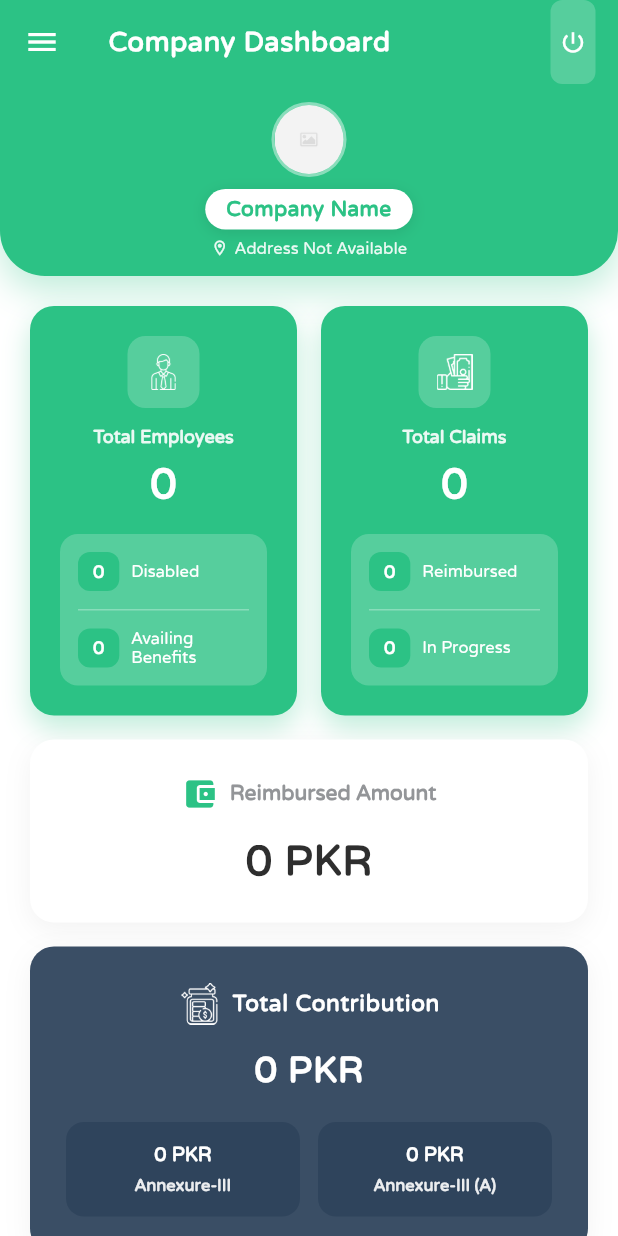
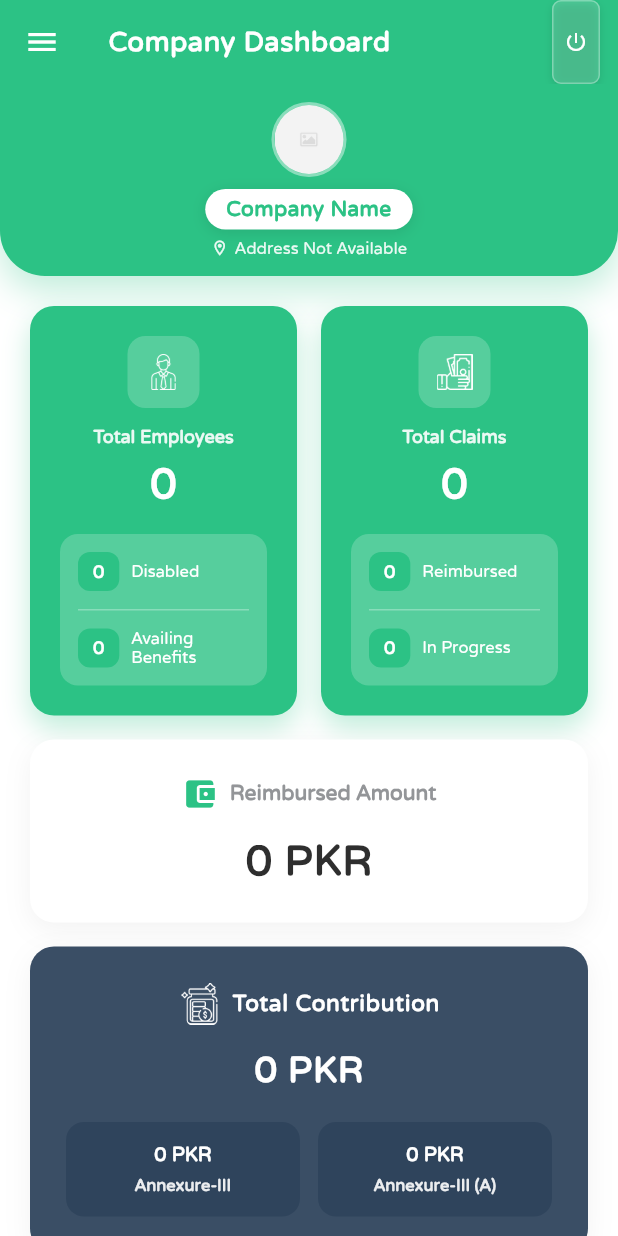
Before and after one commit to attaatariq/mis_ww_fund_apps, a Flutter app: the EmployerHome screen opened directly, on a phone screen of 412 x 824 dp. Run offline on Flutter 3.47's test engine with Material 2 defaults, Android fonts, the phone set to English and light mode, and no system bars; our stand-ins replace connectivity, date_format, device_info, email_validator, file_picker, firebase_core and 11 more; missing offline and left inert: dart:ffi, gson, new_version, simple_fontellico_progress_dialog; accounts and stored records are empty; network calls fail.

Commit message:
Commit 11-11-2025

```diff
--- a/lib/screens/home/EmployerHomeData/employer_home.dart
+++ b/lib/screens/home/EmployerHomeData/employer_home.dart
@@ -71,21 +71,37 @@ class _EmployerHomeState extends State<EmployerHome> {
 
         actions: [
           Padding(
-            padding: EdgeInsets.only(right: 15),
+            padding: EdgeInsets.only(right: 12),
+            child: Material(
+              color: Colors.transparent,
               child: InkWell(
                 onTap: (){
                   constants.LogoutUser(context);
                 },
+                borderRadius: BorderRadius.circular(6),
                 child: Container(
-                padding: EdgeInsets.all(6),
-                decoration: BoxDecoration(
-                  color: AppTheme.colors.newWhite.withOpacity(0.2),
-                  borderRadius: BorderRadius.circular(8),
+                  width: 32,
+                  height: 32,
+                  decoration: BoxDecoration(
+                    color: AppTheme.colors.newWhite.withOpacity(0.15),
+                    borderRadius: BorderRadius.circular(6),
+                    border: Border.all(
+                      color: AppTheme.colors.newWhite.withOpacity(0.3),
+                      width: 1,
+                    ),
+                    boxShadow: [
+                      BoxShadow(
+                        color: Colors.black.withOpacity(0.1),
+                        blurRadius: 4,
+                        offset: Offset(0, 2),
+                      ),
+                    ],
                   ),
                   child: Icon(
                     Icons.power_settings_new,
                     color: AppTheme.colors.newWhite,
-                  size: 18,
+                    size: 16,
+                  ),
                 ),
               ),
             ),
```
Also changed, not shown: lib/screens/home/EmployeeHomeData/employee_home.dart (+21 -5 lines). Lines whose indentation alone changed are shown as unchanged.
